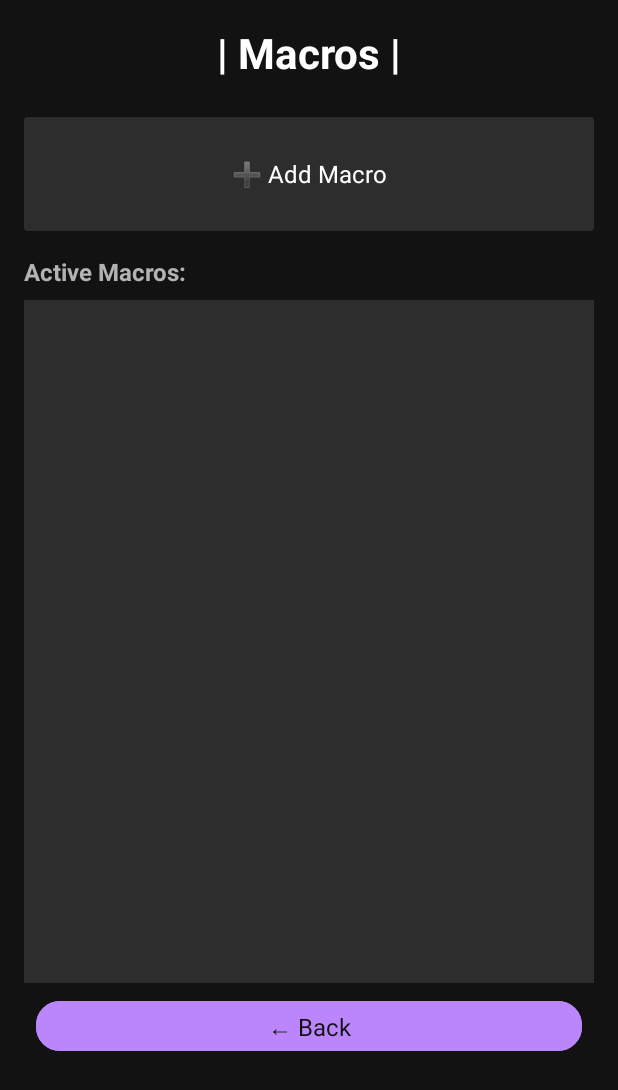
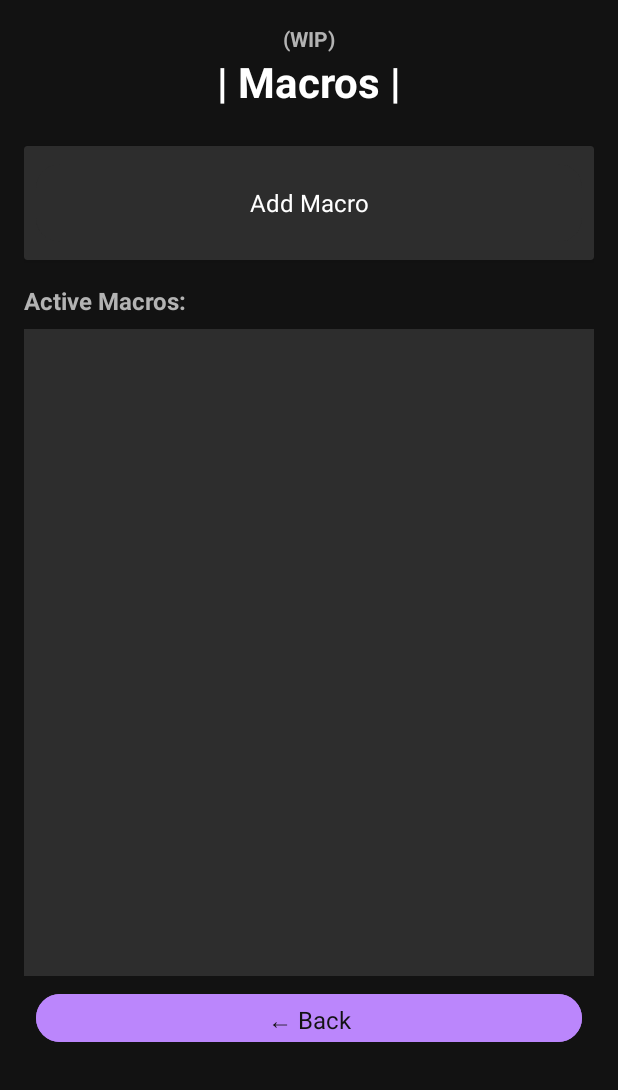
Before and after one commit to holayzz/Shelpik, an Android app built with Jetpack Compose: the MacrosActivity screen opened directly, with no data from a screen before it, on a phone screen of 412 x 824 dp. Shown: the top 1090 px of the screen. Run offline under Robolectric (Android 15) with nearby library versions, the phone set to English and light mode, and no system bars.

Commit message:
fixed screen bug, added "WIP" tag

```diff
--- a/app/src/main/res/layout/activity_macros.xml
+++ b/app/src/main/res/layout/activity_macros.xml
@@ -11,12 +11,21 @@
         android:orientation="vertical">
 
         <TextView
+            android:id="@+id/textView3"
+            android:layout_width="match_parent"
+            android:layout_height="wrap_content"
+            android:text="(WIP)"
+            android:textStyle="bold"
+            android:textColor="@color/text_secondary_dark"
+            android:gravity="center"/>
+
+        <TextView
             android:layout_width="match_parent"
             android:layout_height="wrap_content"
             android:layout_marginBottom="24dp"
             android:gravity="center"
             android:text="| Macros |"
-            android:textColor="@color/text_primary_dark"
+            android:textColor="@color/white"
             android:textSize="28sp"
             android:textStyle="bold" />
 
@@ -32,7 +41,7 @@
                 android:layout_width="match_parent"
                 android:layout_height="60dp"
                 android:backgroundTint="@color/surface_light_dark"
-                android:text="➕ Add Macro"
+                android:text="Add Macro"
                 android:textColor="@color/text_primary_dark"
                 android:textSize="16sp" />
 
@@ -50,7 +59,7 @@
         <ListView
             android:id="@+id/macrosListView"
             android:layout_width="match_parent"
-            android:layout_height="455dp"
+            android:layout_height="431dp"
             android:background="@color/surface_light_dark"
             android:divider="@color/surface_dark"
             android:dividerHeight="1dp" />
@@ -59,7 +68,7 @@
             android:id="@+id/btnBack"
             style="@style/RoundedButton"
             android:layout_width="364dp"
-            android:layout_height="41dp"
+            android:layout_height="40dp"
             android:backgroundTint="@color/colorPrimary"
             android:text="← Back"
             android:textColor="@color/background_dark"
```
Also changed, not shown: app/src/main/res/layout/activity_apk_editor.xml (+10 -1 lines), app/src/main/res/layout/activity_tweaker.xml (+9 -0 lines).
